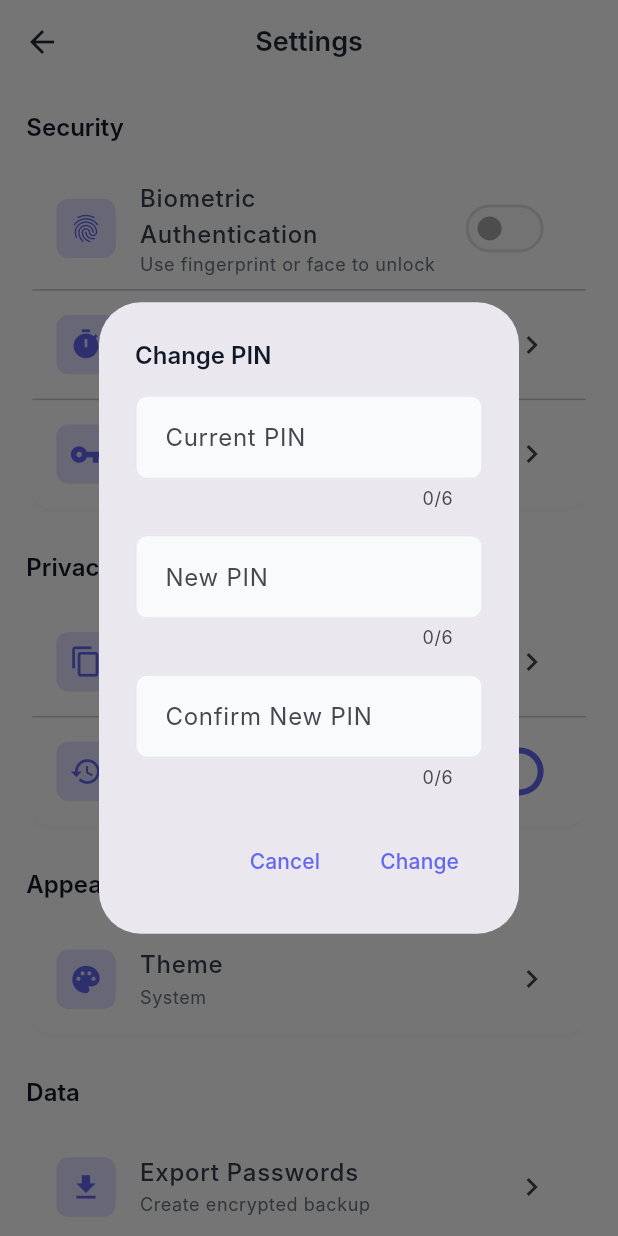
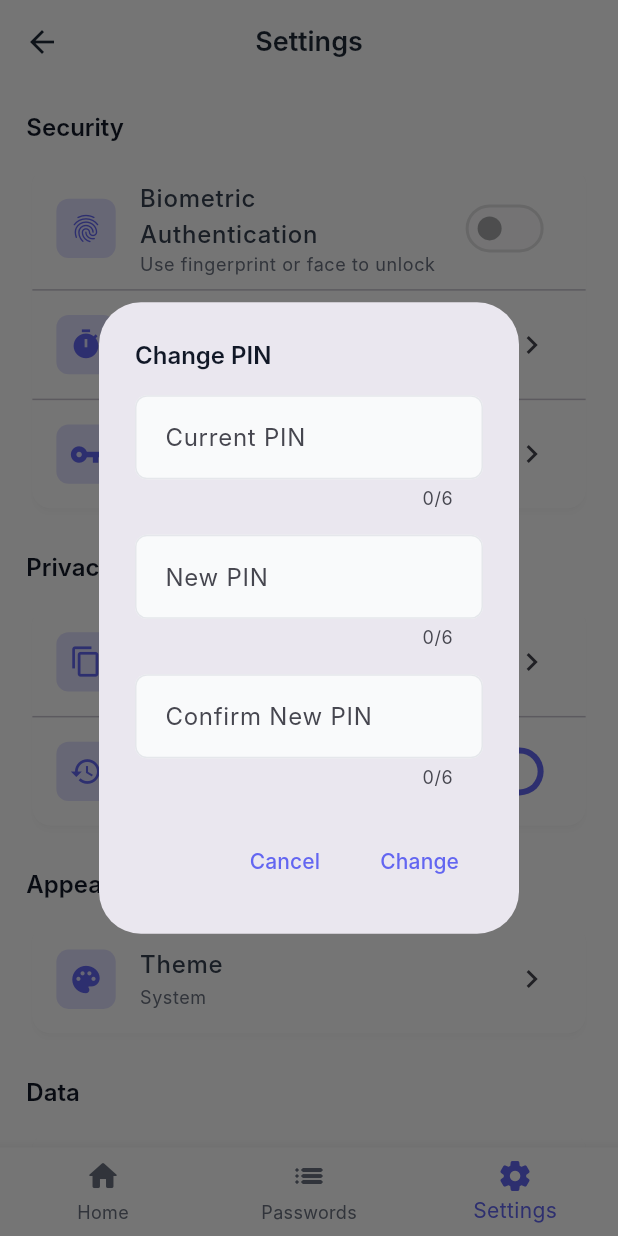
Before and after one commit to DarpanNeve/lockbloom, a Flutter app: the HomeView screen opened by its route, item 3 of the bottom bar chosen, after a tap on "Change PIN", on a phone screen of 412 x 824 dp. Run offline on Flutter 3.47's test engine with Material 3 defaults, Android fonts, the phone set to English and light mode, and no system bars; our stand-ins replace flutter_screenutil, flutter_secure_storage, fluttertoast, get, local_auth, shared_preferences; missing offline and left inert: encrypt; accounts and stored records are empty; Roboto replaces fonts that are missing (Inter); statements that could not run were skipped.

Commit message:
v1 ready

```diff
--- /dev/null
+++ b/devtools_options.yaml
@@ -0,0 +1,3 @@
+description: This file stores settings for Dart & Flutter DevTools.
+documentation: https://docs.flutter.dev/tools/devtools/extensions#configure-extension-enablement-states
+extensions:
--- a/lib/app/modules/home/controllers/home_controller.dart
+++ b/lib/app/modules/home/controllers/home_controller.dart
@@ -6,17 +6,5 @@ class HomeController extends GetxController {
 
   void changePage(int index) {
     currentIndex.value = index;
-
-    switch (index) {
-      case 0:
-        // Already on home, do nothing
-        break;
-      case 1:
-        Get.toNamed(Routes.SAVED_PASSWORDS);
-        break;
-      case 2:
-        Get.toNamed(Routes.SETTINGS);
-        break;
-    }
   }
 }
--- a/lib/app/modules/home/views/home_view.dart
+++ b/lib/app/modules/home/views/home_view.dart
@@ -7,23 +7,19 @@ import 'package:lockbloom/app/routes/app_pages.dart';
 import 'package:lockbloom/app/widgets/password_generator_card.dart';
 import 'package:lockbloom/app/widgets/password_strength_indicator.dart';
 import 'package:lockbloom/app/widgets/recent_passwords_list.dart';
+import 'package:lockbloom/app/modules/saved_passwords/views/saved_passwords_view.dart';
+import 'package:lockbloom/app/modules/settings/views/settings_view.dart';
 
 class HomeView extends GetView<HomeController> {
   const HomeView({super.key});
 
   @override
   Widget build(BuildContext context) {
-    return Scaffold(
-      appBar: AppBar(
-        title: const Text('LockBloom'),
-        actions: [
-          IconButton(
-            onPressed: () => Get.toNamed(Routes.SETTINGS),
-            icon: const Icon(Icons.settings_rounded),
-          ),
-        ],
-      ),
+    final List<Widget> _pages = [
+      Scaffold(
+        appBar: AppBar(title: const Text('LockBloom'), centerTitle: true),
         body: SingleChildScrollView(
+          // The original HomeView content
           padding: EdgeInsets.all(16.w),
           child: Column(
             crossAxisAlignment: CrossAxisAlignment.start,
@@ -53,6 +49,18 @@ class HomeView extends GetView<HomeController> {
             ],
           ),
         ),
+      ),
+      const SavedPasswordsView(), // Saved Passwords page
+      const SettingsView(), // Settings page
+    ];
+
+    return Scaffold(
+      body: Obx(
+        () => IndexedStack(
+          index: controller.currentIndex.value,
+          children: _pages,
+        ),
+      ),
       bottomNavigationBar: _buildBottomNavigationBar(context),
     );
   }
@@ -75,9 +83,9 @@ class HomeView extends GetView<HomeController> {
         children: [
           Text(
             'Welcome back!',
-            style: Theme.of(context).textTheme.headlineMedium?.copyWith(
-              fontWeight: FontWeight.w600,
-            ),
+            style: Theme.of(
+              context,
+            ).textTheme.headlineMedium?.copyWith(fontWeight: FontWeight.w600),
           ),
           SizedBox(height: 8.h),
           Text(
@@ -93,10 +101,7 @@ class HomeView extends GetView<HomeController> {
     return Column(
       crossAxisAlignment: CrossAxisAlignment.start,
       children: [
-        Text(
-          'Quick Actions',
-          style: Theme.of(context).textTheme.headlineSmall,
-        ),
+        Text('Quick Actions', style: Theme.of(context).textTheme.headlineSmall),
         SizedBox(height: 16.h),
         Row(
           children: [
@@ -115,7 +120,7 @@ class HomeView extends GetView<HomeController> {
                 context,
                 icon: Icons.list_rounded,
                 title: 'View All',
-                subtitle: 'Browse saved passwords',
+                subtitle: 'Browse passwords',
                 onTap: () => Get.toNamed(Routes.SAVED_PASSWORDS),
               ),
             ),
@@ -156,15 +161,12 @@ class HomeView extends GetView<HomeController> {
               SizedBox(height: 12.h),
               Text(
                 title,
-                style: Theme.of(context).textTheme.headlineSmall?.copyWith(
-                  fontSize: 14.sp,
-                ),
+                style: Theme.of(
+                  context,
+                ).textTheme.headlineSmall?.copyWith(fontSize: 14.sp),
               ),
               SizedBox(height: 4.h),
-              Text(
-                subtitle,
-                style: Theme.of(context).textTheme.bodySmall,
-              ),
+              Text(subtitle, style: Theme.of(context).textTheme.bodySmall),
             ],
           ),
         ),
@@ -272,10 +274,7 @@ class HomeView extends GetView<HomeController> {
               ],
             ),
             SizedBox(height: 8.h),
-            Text(
-              title,
-              style: Theme.of(context).textTheme.bodySmall,
-            ),
+            Text(title, style: Theme.of(context).textTheme.bodySmall),
           ],
         ),
       ),
@@ -283,7 +282,8 @@ class HomeView extends GetView<HomeController> {
   }
 
   Widget _buildBottomNavigationBar(BuildContext context) {
-    return Obx(() => BottomNavigationBar(
+    return Obx(
+      () => BottomNavigationBar(
         currentIndex: controller.currentIndex.value,
         onTap: controller.changePage,
         type: BottomNavigationBarType.fixed,
@@ -301,7 +301,8 @@ class HomeView extends GetView<HomeController> {
             label: 'Settings',
           ),
         ],
-    ));
+      ),
+    );
   }
 
   void _showAddPasswordDialog(BuildContext context) {
@@ -323,9 +324,7 @@ class HomeView extends GetView<HomeController> {
             SizedBox(height: 16.h),
             TextField(
               controller: passwordController.usernameController,
-              decoration: const InputDecoration(
-                labelText: 'Username/Email',
-              ),
+              decoration: const InputDecoration(labelText: 'Username/Email'),
             ),
             SizedBox(height: 16.h),
             Row(
@@ -333,9 +332,7 @@ class HomeView extends GetView<HomeController> {
                 Expanded(
                   child: TextField(
                     controller: passwordController.passwordController,
-                    decoration: const InputDecoration(
-                      labelText: 'Password',
-                    ),
+                    decoration: const InputDecoration(labelText: 'Password'),
                     obscureText: true,
                   ),
                 ),
@@ -352,10 +349,7 @@ class HomeView extends GetView<HomeController> {
           ],
         ),
         actions: [
-          TextButton(
-            onPressed: () => Get.back(),
-            child: const Text('Cancel'),
-          ),
+          TextButton(onPressed: () => Get.back(), child: const Text('Cancel')),
           ElevatedButton(
             onPressed: () {
               passwordController.savePassword(
--- a/lib/app/modules/splash/controllers/splash_controller.dart
+++ b/lib/app/modules/splash/controllers/splash_controller.dart
@@ -1,6 +1,7 @@
 import 'package:get/get.dart';
 import 'package:lockbloom/app/controllers/auth_controller.dart';
 import 'package:lockbloom/app/routes/app_pages.dart';
+import 'package:fluttertoast/fluttertoast.dart';
 
 class SplashController extends GetxController {
   final AuthController _authController = Get.find();
@@ -27,7 +28,7 @@ class SplashController extends GetxController {
         Get.offNamed(Routes.AUTH);
       }
     } catch (e) {
-      Get.snackbar('Error', 'Failed to initialize app: ${e.toString()}');
+      Fluttertoast.showToast(msg: 'Failed to initialize app: ${e.toString()}');
       // Still navigate to auth screen
       Get.offNamed(Routes.AUTH);
     } finally {
--- a/lib/app/modules/splash/views/splash_view.dart
+++ b/lib/app/modules/splash/views/splash_view.dart
@@ -10,6 +10,8 @@ class SplashView extends GetView<SplashController> {
   Widget build(BuildContext context) {
     return Scaffold(
       body: Container(
+        width: double.infinity,
+        height: double.infinity,
         decoration: BoxDecoration(
           gradient: LinearGradient(
             begin: Alignment.topLeft,
--- a/lib/app/repositories/password_repository.dart
+++ b/lib/app/repositories/password_repository.dart
@@ -14,15 +14,27 @@ class PasswordRepository extends GetxService {
 
   /// Get all password entries
   Future<List<PasswordEntry>> getAllPasswords() async {
+    print('PasswordRepository: getAllPasswords called.');
     try {
       final encryptedData = await _storageService.readSecure(_passwordsKey);
-      if (encryptedData == null) return [];
+      print('PasswordRepository: Encrypted data from storage: ${encryptedData != null ? 'present' : 'null'}');
+
+      if (encryptedData == null) {
+        print('PasswordRepository: No encrypted data found, returning empty list.');
+        return [];
+      }
 
       final decryptedJson = _encryptionService.decrypt(encryptedData);
+      print('PasswordRepository: Decrypted JSON length: ${decryptedJson.length}');
+
       final List<dynamic> passwordList = jsonDecode(decryptedJson);
+      print('PasswordRepository: Decoded password list count: ${passwordList.length}');
 
-      return passwordList.map((json) => PasswordEntry.fromJson(json)).toList();
+      final List<PasswordEntry> entries = passwordList.map((json) => PasswordEntry.fromJson(json)).toList();
+      print('PasswordRepository: Converted to ${entries.length} PasswordEntry objects.');
+      return entries;
     } catch (e) {
+      print('PasswordRepository: Error in getAllPasswords: $e');
       // If decryption fails, return empty list (data might be corrupted)
       return [];
     }
--- a/lib/app/services/encryption_service.dart
+++ b/lib/app/services/encryption_service.dart
@@ -7,8 +7,8 @@ import 'package:flutter_secure_storage/flutter_secure_storage.dart';
 import 'package:get/get.dart';
 
 class EncryptionService extends GetxService {
-  static const String _keyStorageKey = 'encryption_key';
-  static const String _saltStorageKey = 'encryption_salt';
+  static const String _keyStorageKey = 'com.lockbloom.app.v1.secure_data.master_encryption_key';
+  static const String _saltStorageKey = 'com.lockbloom.app.v1.secure_data.master_salt_for_key_derivation';
 
   final FlutterSecureStorage _secureStorage = const FlutterSecureStorage(
     aOptions: AndroidOptions(
--- a/lib/app/services/password_service.dart
+++ b/lib/app/services/password_service.dart
@@ -6,7 +6,7 @@ class PasswordService extends GetxService {
   static const String _lowercase = 'abcdefghijklmnopqrstuvwxyz';
   static const String _uppercase = 'ABCDEFGHIJKLMNOPQRSTUVWXYZ';
   static const String _numbers = '0123456789';
-  static const String _symbols = '!@#\$%^&*()_+-=[]{}|;:,.<>?';
+  static const String _symbols = '!@#\$%^&*';
   static const String _ambiguous = '0O1lI';
   static const String _similar = 'il1Lo0O';
 
@@ -32,7 +32,9 @@ class PasswordService extends GetxService {
     }
 
     if (charset.isEmpty) {
-      throw ArgumentError('No valid characters available for password generation');
+      throw ArgumentError(
+        'No valid characters available for password generation',
+      );
     }
 
     if (config.pronounceable) {
@@ -43,7 +45,11 @@ class PasswordService extends GetxService {
   }
 
   /// Generate a random password
-  String _generateRandomPassword(String charset, int length, PasswordGeneratorConfig config) {
+  String _generateRandomPassword(
+    String charset,
+    int length,
+    PasswordGeneratorConfig config,
+  ) {
     final random = Random.secure();
     final password = StringBuffer();
 
@@ -195,7 +201,6 @@ class PasswordService extends GetxService {
     );
   }
 
-
   double log10(num x) {
     if (x == 0) return 0;
     return log(x) / ln10;
--- a/lib/app/widgets/password_entry_card.dart
+++ b/lib/app/widgets/password_entry_card.dart
@@ -20,6 +20,7 @@ class PasswordEntryCard extends StatelessWidget {
 
   @override
   Widget build(BuildContext context) {
+    print('PasswordEntryCard: Building card for label: ${entry.label}'); // Added log
     return Card(
       child: InkWell(
         onTap: onTap,
--- a/lib/app/widgets/recent_passwords_list.dart
+++ b/lib/app/widgets/recent_passwords_list.dart
@@ -20,8 +20,11 @@ class RecentPasswordsList extends GetView<PasswordController> {
       if (recentPasswords.isEmpty) {
         return Container(
           height: 120.h,
+          width: double.infinity,
           decoration: BoxDecoration(
-            color: Theme.of(context).colorScheme.surfaceVariant.withOpacity(0.3),
+            color: Theme.of(
+              context,
+            ).colorScheme.surfaceVariant.withOpacity(0.3),
             borderRadius: BorderRadius.circular(12.r),
             border: Border.all(
               color: Theme.of(context).colorScheme.outline.withOpacity(0.2),
@@ -49,12 +52,14 @@ class RecentPasswordsList extends GetView<PasswordController> {
       }
 
       return Column(
-        children: recentPasswords.map((password) {
+        children:
+            recentPasswords.map((password) {
               return Padding(
                 padding: EdgeInsets.only(bottom: 12.h),
                 child: PasswordEntryCard(
                   entry: password,
-              onTap: () => Get.toNamed(
+                  onTap:
+                      () => Get.toNamed(
                         Routes.PASSWORD_DETAIL,
                         arguments: password,
                       ),
--- a/lib/main.dart
+++ b/lib/main.dart
@@ -8,12 +8,18 @@ import 'package:lockbloom/app/services/theme_service.dart';
 import 'package:lockbloom/app/themes/app_theme.dart';
 
 import 'app/services/storage_service.dart';
+import 'app/services/encryption_service.dart';
 
 void main() async {
   WidgetsFlutterBinding.ensureInitialized();
 
   // Initialize services
   await Get.putAsync(() async => StorageService());
+  await Get.putAsync<EncryptionService>(() async {
+    final encryptionService = EncryptionService();
+    await encryptionService.init();
+    return encryptionService;
+  });
   await Get.putAsync(() => ThemeService().init());
   // Set preferred orientations
   await SystemChrome.setPreferredOrientations([
--- a/pubspec.yaml
+++ b/pubspec.yaml
@@ -49,6 +49,7 @@ dependencies:
   json_annotation: ^4.9.0
   freezed_annotation: ^3.1.0
   shared_preferences: ^2.5.3
+  fluttertoast: ^8.2.6
 
 dev_dependencies:
   flutter_test:
```
Also changed, not shown: lib/app/controllers/auth_controller.dart (+19 -18 lines), lib/app/controllers/password_controller.dart (+27 -15 lines), lib/app/controllers/settings_controller.dart (+7 -6 lines), lib/app/modules/auth/views/auth_view.dart (+43 -36 lines), lib/app/modules/password_detail/views/password_detail_view.dart (+20 -3 lines), lib/app/modules/saved_passwords/views/saved_passwords_view.dart (+32 -24 lines), lib/app/services/biometric_service.dart (+22 -7 lines), pubspec.lock, 2 other files. Lines whose indentation alone changed are shown as unchanged.
